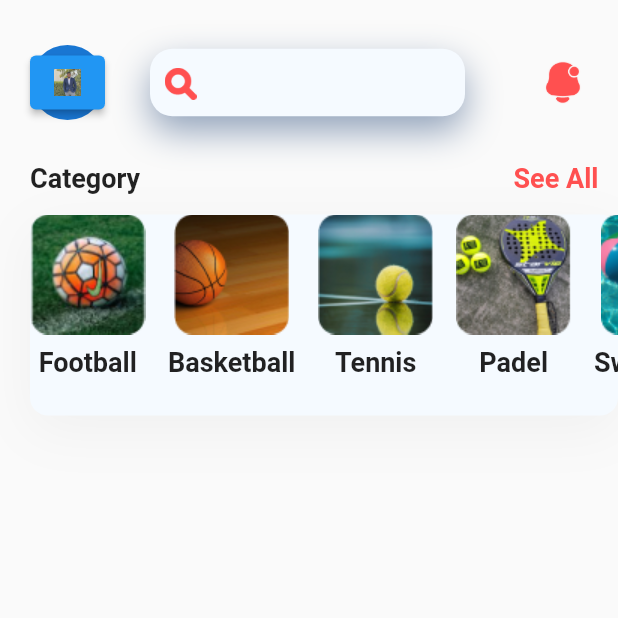
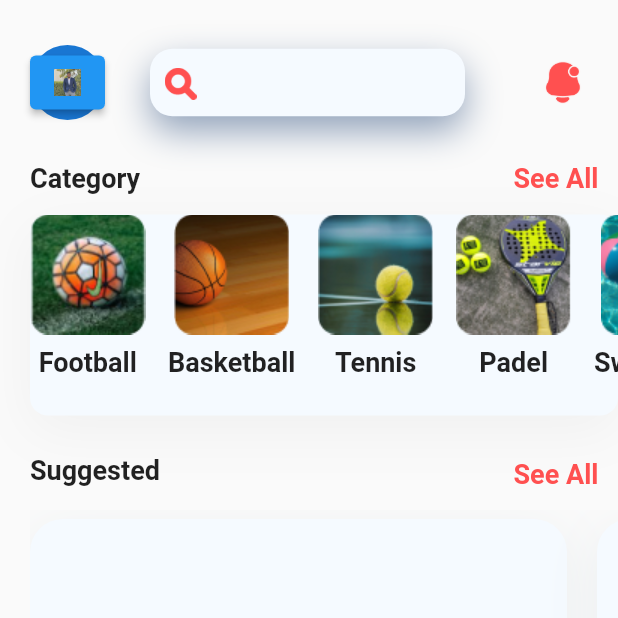
Before and after one commit to AbdallahAbuHaltam/gp2, a Flutter app: the screen it shows once a user with an empty profile is signed in, on a phone screen of 412 x 824 dp, the top half of it. Run offline on Flutter 3.47's test engine with Material 2 defaults, Android fonts, the phone set to English and light mode, and no system bars; our stand-ins replace firebase_auth, firebase_core, flutter_svg_provider, line_awesome_flutter; accounts and stored records are empty.

Commit message:
Home Upgrade

```diff
--- a/lib/screens/home/home.dart
+++ b/lib/screens/home/home.dart
@@ -106,7 +106,8 @@ class _HomeState extends State<Home> {
                       child: TextButton(
                         style: TextButton.styleFrom(
                           foregroundColor: mRedColor,
-                          textStyle: const TextStyle(fontSize: 18, fontWeight: FontWeight.w600),
+                          textStyle: const TextStyle(
+                              fontSize: 18, fontWeight: FontWeight.w600),
                         ),
                         onPressed: () {
                           Navigator.push(
@@ -233,6 +234,65 @@ class _HomeState extends State<Home> {
                     ),
                   ),
                 ),
+                //Suggested
+                Row(
+                  children: [
+                    const Padding(
+                      padding: EdgeInsets.only(top: 10.0),
+                      child: Text(
+                        suggested,
+                        style: TextStyle(
+                            fontSize: 18, fontWeight: FontWeight.w600),
+                      ),
+                    ),
+                    const Spacer(),
+                    Padding(
+                      padding: const EdgeInsets.only(top: 15.0, right: 5),
+                      child: TextButton(
+                        style: TextButton.styleFrom(
+                          foregroundColor: mRedColor,
+                          textStyle: const TextStyle(
+                              fontSize: 18, fontWeight: FontWeight.w600),
+                        ),
+                        onPressed: () {},
+                        child: const Text(seeAll),
+                      ),
+                    ),
+                  ],
+                ),
+                // List Card
+                Container(
+                  height: 360,
+                  width: double.infinity,
+                  alignment: Alignment.centerLeft,
+                  child: ListView.separated(
+                    shrinkWrap: true,
+                    scrollDirection: Axis.horizontal,
+                    padding: const EdgeInsets.only(top: 6, bottom: 30, right: 20),
+                    separatorBuilder: (context, index) => const SizedBox(width: 20),
+                    itemCount: 4,
+                    itemBuilder: (_, index) => Container(
+                      width: 358,
+                      height: 258,
+                      decoration: BoxDecoration(
+                        color: mBackgroundColor,
+                        borderRadius: BorderRadius.circular(22),
+                        boxShadow: const [
+                          BoxShadow(
+                            offset: Offset(0, 10),
+                            blurRadius: 30,
+                            color: Color.fromARGB(214, 232, 236, 238),
+                          ),
+                        ],
+                      ),
+                      child: Column(
+                        children: [
+
+                        ],
+                      ),
+                    ),
+                  ),
+                ),
               ],
             ),
           ),
--- a/lib/utils/constants.dart
+++ b/lib/utils/constants.dart
@@ -15,5 +15,6 @@ const boxColor=Color(0xFF91A2BA);
 final accent = const Color.fromARGB(255, 237, 53, 53).withOpacity(.1);
 
 //Text
+const suggested='Suggested';
 const category='Category';
 const seeAll='See All';
```
